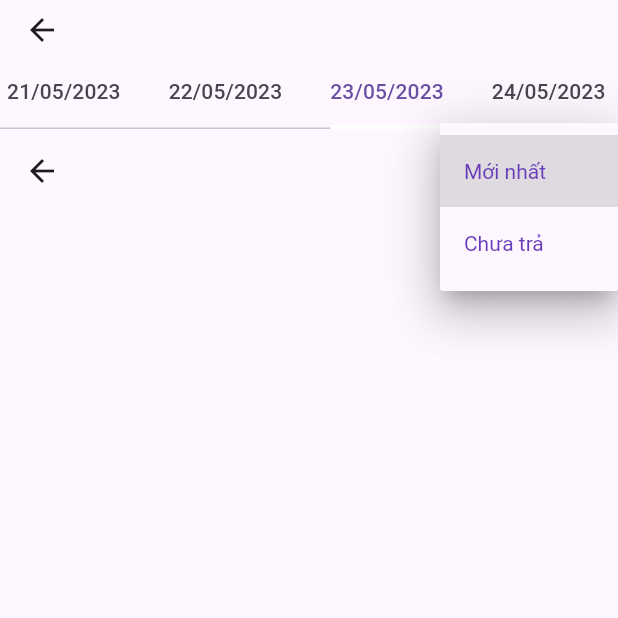
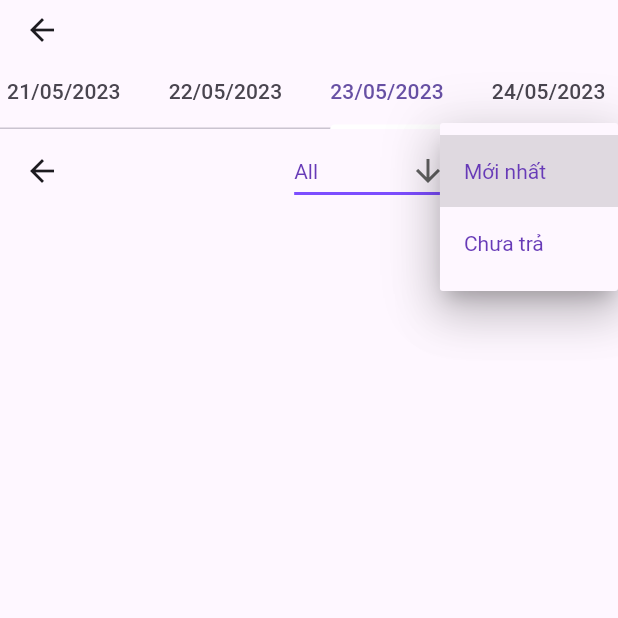
Before and after one commit to longdratech/asset_management, a Flutter app: the MyBooking screen opened by its route, after a tap on "Mới nhất", on a phone screen of 412 x 824 dp, the top half of it. Run offline on Flutter 3.47's test engine with Material 2 defaults, Android fonts, the light colour scheme and no system bars; our stand-ins replace bloc, carousel_slider, cloud_firestore, equatable, firebase_auth, firebase_core and 1 more; missing offline and left inert: firebase_ui_auth, flutter_barcode_scanner; accounts and stored records are empty.

Commit message:
filter booking by member

```diff
--- a/lib/blocs/booking/booking_event.dart
+++ b/lib/blocs/booking/booking_event.dart
@@ -19,11 +19,12 @@ class LoadBookingById extends BookingEvent {
 }
 
 class LoadBooking extends BookingEvent {
-  const LoadBooking(this.createdAt, {this.asset, this.filter});
+  const LoadBooking(this.createdAt, {this.asset, this.filter, this.member});
 
   final DateTime createdAt;
   final Asset? asset;
   final BookingOrderBy? filter;
+  final String? member;
 }
 
 class LoadBookingCompleted extends BookingEvent {
--- a/lib/repositories/booking_repository.dart
+++ b/lib/repositories/booking_repository.dart
@@ -1,7 +1,6 @@
 import 'package:cloud_firestore/cloud_firestore.dart';
 
 import '../blocs/booking/booking_event.dart';
-import '../enums/filter_booking.dart';
 import '../models/booking.dart';
 import '../models/json_map.dart';
 import 'firestore_repository.dart';
@@ -31,16 +30,15 @@ class BookingRepository {
         .where('createdAt', isLessThanOrEqualTo: end);
   }
 
-  Stream<List<DocumentSnapshot>> selectAll(LoadBooking query) {
-    return collectionByTime(query.createdAt)
-        .orderBy(
-          "createdAt",
-          descending: true,
-        )
-        .snapshots()
-        .map((snapshot) {
-      return snapshot.docs;
-    });
+  Stream<List<DocumentSnapshot>> selectAll(LoadBooking loadBooking) {
+    var query = collectionByTime(loadBooking.createdAt).orderBy(
+      "createdAt",
+      descending: true,
+    );
+    if (loadBooking.member != null && loadBooking.member != "") {
+      query = query.where("employee", isEqualTo: loadBooking.member);
+    }
+    return query.snapshots().map((snapshot) => snapshot.docs);
   }
 
   DocumentReference<JsonMap> reference(String ref) {
--- a/lib/screens/booking/my_booking.dart
+++ b/lib/screens/booking/my_booking.dart
@@ -11,6 +11,8 @@ import 'package:assets_management/models/filter.dart';
 import 'package:assets_management/screens/booking/choose_member.dart';
 import 'package:assets_management/widgets/asset_item.dart';
 import 'package:assets_management/widgets/booking_item.dart';
+import 'package:assets_management/widgets/newest_filter.dart';
+import 'package:assets_management/widgets/select_member.dart';
 import 'package:flutter/foundation.dart' show kReleaseMode;
 import 'package:flutter/material.dart';
 import 'package:flutter/services.dart';
@@ -34,6 +36,7 @@ class MyBooking extends StatefulWidget {
 class _MyBookingState extends State<MyBooking> {
   late TextEditingController _controller;
   Filter _filterItem = bookingFilters[0];
+  String _filterByName = '';
 
   final repository = FirestoreRepository();
   final _bloc = BookingBloc();
@@ -89,6 +92,7 @@ class _MyBookingState extends State<MyBooking> {
                     _bloc.add(LoadBooking(
                       _current(index),
                       filter: _filterItem.value,
+                      member: _filterByName,
                     ));
                   },
                   tabs: datetime.map(
@@ -105,32 +109,29 @@ class _MyBookingState extends State<MyBooking> {
               appBar: AppBar(
                 title: Align(
                   alignment: Alignment.topRight,
-                  child: DropdownButton<Filter>(
-                    value: _filterItem,
-                    icon: const Icon(Icons.arrow_downward),
-                    elevation: 16,
-                    style: const TextStyle(color: Colors.deepPurple),
-                    underline: Container(
-                      height: 2,
-                      color: Colors.deepPurpleAccent,
-                    ),
-                    onChanged: (Filter? value) {
-                      // This is called when the user selects an item.
-                      setState(() {
-                        _filterItem = value!;
-                      });
-                      _bloc.add(LoadBooking(
-                        _current(_selectedIndex),
-                        filter: _filterItem.value,
-                      ));
-                    },
-                    items: bookingFilters
-                        .map<DropdownMenuItem<Filter>>((Filter filter) {
-                      return DropdownMenuItem<Filter>(
-                        value: filter,
-                        child: Text(filter.label),
-                      );
-                    }).toList(),
+                  child: Wrap(
+                    direction: Axis.horizontal,
+                    runSpacing: 20,
+                    spacing: 20,
+                    children: [
+                      SelectMember(
+                        hint: 'Lọc theo tên',
+                        onChanged: (String member) {
+                          _filterByName = member;
+                          _bloc.add(LoadBooking(
+                            _current(_selectedIndex),
+                            filter: _filterItem.value,
+                            member: _filterByName,
+                          ));
+                        },
+                      ),
+                      NewestFilter(onChanged: (value) {
+                        _bloc.add(LoadBooking(
+                          _current(_selectedIndex),
+                          filter: _filterItem.value,
+                        ));
+                      }),
+                    ],
                   ),
                 ),
               ),
@@ -435,18 +436,19 @@ class _MyBookingState extends State<MyBooking> {
             booking.endedAt == null
                 ? TextButton(
                     onPressed: () {
-                      _bloc.onTransferTo(TransferTo(
+                      _bloc
+                          .onTransferTo(TransferTo(
                         booking.id,
                         booking.assetRef,
                         booking.employee,
                         DateTime.now(),
-                      )).then((value) {
+                      ))
+                          .then((value) {
                         Navigator.pop(context);
                       }).catchError((err) {
                         ScaffoldMessenger.of(context)
                             .showSnackBar(SnackBar(content: Text(err)));
                       });
-
                     },
                     child: const Text('Next day'),
                   )
--- /dev/null
+++ b/lib/widgets/newest_filter.dart
@@ -0,0 +1,48 @@
+import 'package:flutter/material.dart';
+
+import '../constants/bookings_filter.dart';
+import '../enums/filter_booking.dart';
+import '../models/filter.dart';
+
+class NewestFilter extends StatefulWidget {
+  ValueChanged<BookingOrderBy> onChanged;
+
+  NewestFilter({Key? key, required this.onChanged}) : super(key: key);
+
+  @override
+  State<NewestFilter> createState() => _NewestFilterState();
+}
+
+class _NewestFilterState extends State<NewestFilter> {
+  Filter _filterItem = bookingFilters[0];
+
+  @override
+  Widget build(BuildContext context) {
+    return DropdownButton<Filter>(
+      value: _filterItem,
+      icon: const Icon(Icons.arrow_downward),
+      elevation: 16,
+      style: const TextStyle(color: Colors.deepPurple),
+      underline: Container(
+        height: 2,
+        color: Colors.deepPurpleAccent,
+      ),
+      onChanged: (Filter? value) {
+        // This is called when the user selects an item.
+        if(value != null) {
+          setState(() {
+            _filterItem = value;
+          });
+
+          widget.onChanged(_filterItem.value);
+        }
+      },
+      items: bookingFilters.map<DropdownMenuItem<Filter>>((Filter filter) {
+        return DropdownMenuItem<Filter>(
+          value: filter,
+          child: Text(filter.label),
+        );
+      }).toList(),
+    );
+  }
+}
--- /dev/null
+++ b/lib/widgets/select_member.dart
@@ -0,0 +1,79 @@
+import 'package:flutter/material.dart';
+import 'package:flutter_bloc/flutter_bloc.dart';
+
+import '../blocs/ members/member_bloc.dart';
+import '../blocs/ members/member_event.dart';
+import '../blocs/ members/member_state.dart';
+import '../models/member.dart';
+
+class SelectMember extends StatefulWidget {
+  final String hint;
+  final ValueChanged<String> onChanged;
+
+  const SelectMember({
+    Key? key,
+    required this.hint,
+    required this.onChanged,
+  }) : super(key: key);
+
+  @override
+  State<SelectMember> createState() => _SelectMemberState();
+}
+
+class _SelectMemberState extends State<SelectMember> {
+  String dropdownValue = "All";
+  late MemberBloc _bloc;
+
+  @override
+  void initState() {
+    _bloc = MemberBloc();
+    super.initState();
+  }
+
+  @override
+  void dispose() {
+    _bloc.close();
+    super.dispose();
+  }
+
+  @override
+  Widget build(BuildContext context) {
+    return BlocBuilder<MemberBloc, MemberState>(
+      bloc: _bloc..add(LoadMember()),
+      builder: (context, state) {
+        if (state is MemberLoaded) {
+          final members = state.members.map((e) => e.name).toList();
+          members.add("All");
+
+          return DropdownButton<String>(
+            value: dropdownValue,
+            hint: Text(widget.hint),
+            icon: const Icon(Icons.arrow_downward),
+            elevation: 16,
+            style: const TextStyle(color: Colors.deepPurple),
+            underline: Container(
+              height: 2,
+              color: Colors.deepPurpleAccent,
+            ),
+            onChanged: (String? value) {
+              if (value != null) {
+                setState(() {
+                  dropdownValue = value;
+                });
+
+                widget.onChanged(value == "All" ? '' : value);
+              }
+            },
+            items: members.map<DropdownMenuItem<String>>((String member) {
+              return DropdownMenuItem(
+                value: member,
+                child: Text(member),
+              );
+            }).toList(),
+          );
+        }
+        return const Center(child: Text('Đã có lỗi xảy ra!'));
+      },
+    );
+  }
+}
```
